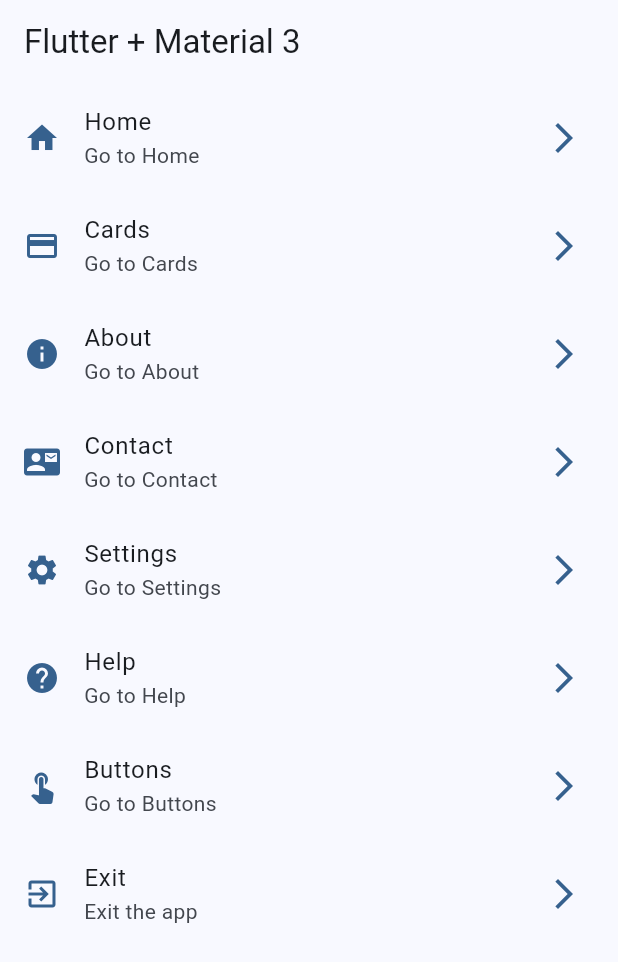
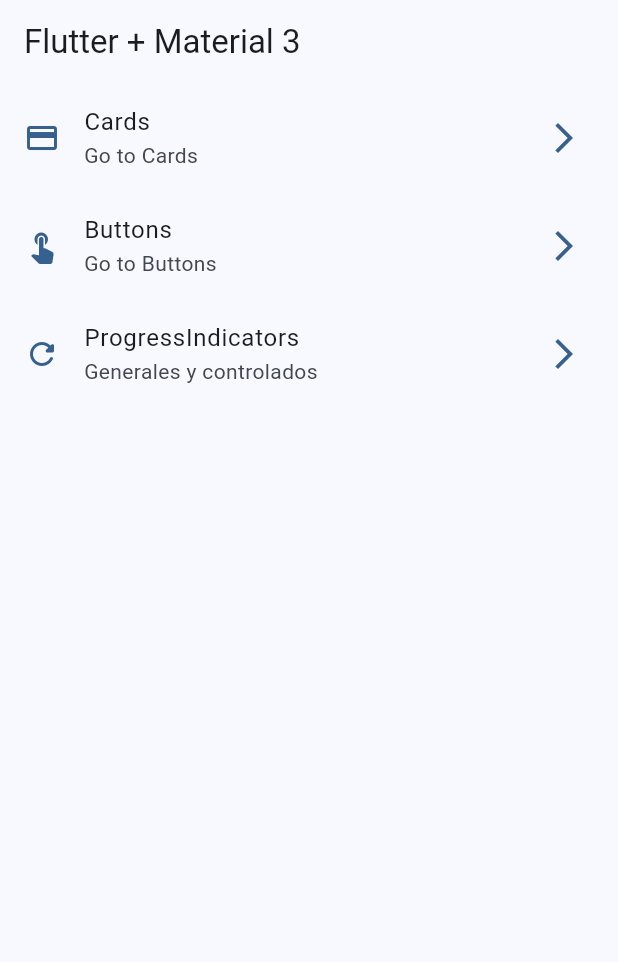
Before and after one commit to KevCristensen/widgets_app, a Flutter app: the screen it shows after launch, on a phone screen of 412 x 824 dp. Shown: the top 962 px of the screen. Run offline on Flutter 3.47's test engine with Material 3 defaults, Android fonts, the phone set to English and light mode, and no system bars; our stand-ins replace go_router.

Commit message:
Progress Indicators finished

```diff
--- a/lib/config/menu/menu_items.dart
+++ b/lib/config/menu/menu_items.dart
@@ -17,40 +17,10 @@ class MenuItem{
 
 const appMenuItems = <MenuItem>[
   MenuItem(
-    title: 'Home',
-    subTitle: 'Go to Home',
-    link: '/',
-    icon: Icons.home
-  ),
-  MenuItem(
     title: 'Cards',
     subTitle: 'Go to Cards',
     link: '/cards',
     icon: Icons.credit_card
-  ),
-  MenuItem(
-    title: 'About',
-    subTitle: 'Go to About',
-    link: '/about',
-    icon: Icons.info
-  ),
-  MenuItem(
-    title: 'Contact',
-    subTitle: 'Go to Contact',
-    link: '/contact',
-    icon: Icons.contact_mail
-  ),
-  MenuItem(
-    title: 'Settings',
-    subTitle: 'Go to Settings',
-    link: '/settings',
-    icon: Icons.settings
-  ),
-  MenuItem(
-    title: 'Help',
-    subTitle: 'Go to Help',
-    link: '/help',
-    icon: Icons.help
   ),
   MenuItem(
     title: 'Buttons',
@@ -59,9 +29,9 @@ const appMenuItems = <MenuItem>[
     icon: Icons.touch_app
   ),
   MenuItem(
-    title: 'Exit',
-    subTitle: 'Exit the app',
-    link: '/exit',
-    icon: Icons.exit_to_app
+    title: 'ProgressIndicators',
+    subTitle: 'Generales y controlados',
+    link: '/progress',
+    icon: Icons.refresh_rounded
   ),
 ];
--- a/lib/config/router/app_router.dart
+++ b/lib/config/router/app_router.dart
@@ -21,5 +21,10 @@ final appRouter = GoRouter(
       name: CardsScreen.name,
       builder: (context, state) => const CardsScreen(),
     ),
+    GoRoute(
+      path: '/progress',
+      name: ProgressScreen.name,
+      builder: (context, state) => const ProgressScreen(),
+    ),
   ]
   );
--- a/lib/presentation/screens/home/home_screen.dart
+++ b/lib/presentation/screens/home/home_screen.dart
@@ -1,7 +1,6 @@
 import 'package:flutter/material.dart';
 import 'package:go_router/go_router.dart';
 import 'package:widgets_app/config/menu/menu_items.dart';
-import 'package:widgets_app/presentation/screens/cards/cards_screen.dart';
 
 class HomeScreen extends StatelessWidget {
 
```
Also changed, not shown: lib/presentation/screens/progress/progress_screen.dart (+73 -1 lines).
